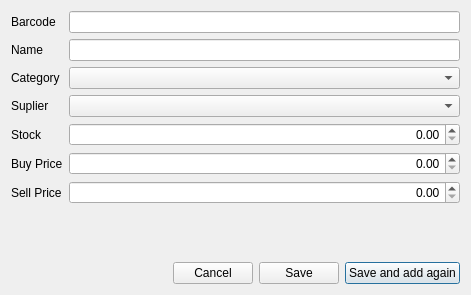
Old version of the form libgui/item/additemdialog.ui in the repository apinprastya/sultan.
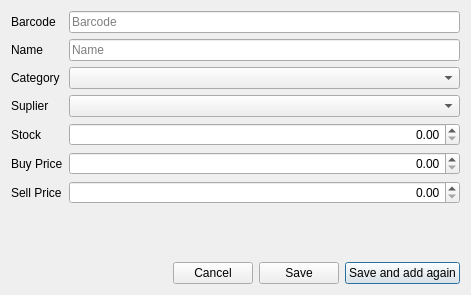
New version of the form.

What changed in the file:
```diff
--- a/libgui/item/additemdialog.ui
+++ b/libgui/item/additemdialog.ui
@@ -66,10 +66,18 @@
       </widget>
      </item>
      <item row="0" column="1">
-      <widget class="QLineEdit" name="lineBarcode"/>
+      <widget class="QLineEdit" name="lineBarcode">
+       <property name="placeholderText">
+        <string>Barcode</string>
+       </property>
+      </widget>
      </item>
      <item row="1" column="1">
-      <widget class="QLineEdit" name="lineName"/>
+      <widget class="QLineEdit" name="lineName">
+       <property name="placeholderText">
+        <string>Name</string>
+       </property>
+      </widget>
      </item>
      <item row="2" column="1">
       <widget class="QComboBox" name="comboCategory"/>
```
Left out of the diff: 31 changed lines with no effect on the pictures.
